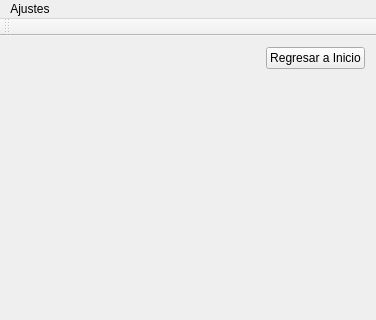
Qt form mainwindow.ui (hectorda/Bio-Feedback) before a commit; both pictures show x 0 to 376 and y 0 to 320 of the 376 by 501 pixel window.
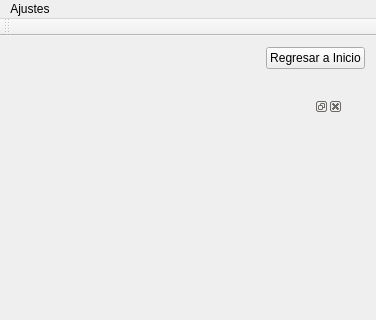
The same form after that commit. Icons and pictures are not drawn. Custom widgets are drawn as their Qt base class.

Commit message: Qdock and cleargraphs

Diff of the .ui file:
```diff
--- a/mainwindow.ui
+++ b/mainwindow.ui
@@ -302,8 +302,22 @@
       <widget class="QWidget" name="widgetTest">
        <layout class="QVBoxLayout" name="verticalLayout_2">
         <item>
+         <widget class="QWidget" name="widget" native="true">
+          <layout class="QGridLayout" name="gridLayout_3">
+           <item row="0" column="0">
+            <widget class="QDockWidget" name="dockWidget">
+             <widget class="QWidget" name="dockWidgetContents_2">
+              <layout class="QGridLayout" name="gridLayout_4">
+               <item row="0" column="0">
          <widget class="QCustomPlot" name="qCustomPlotGraphic" native="true">
           <layout class="QVBoxLayout" name="verticalLayout_4"/>
+                </widget>
+               </item>
+              </layout>
+             </widget>
+            </widget>
+           </item>
+          </layout>
          </widget>
         </item>
         <item>
```
Lines whose indentation alone changed are shown as unchanged. The commit also changes 1 other file.
